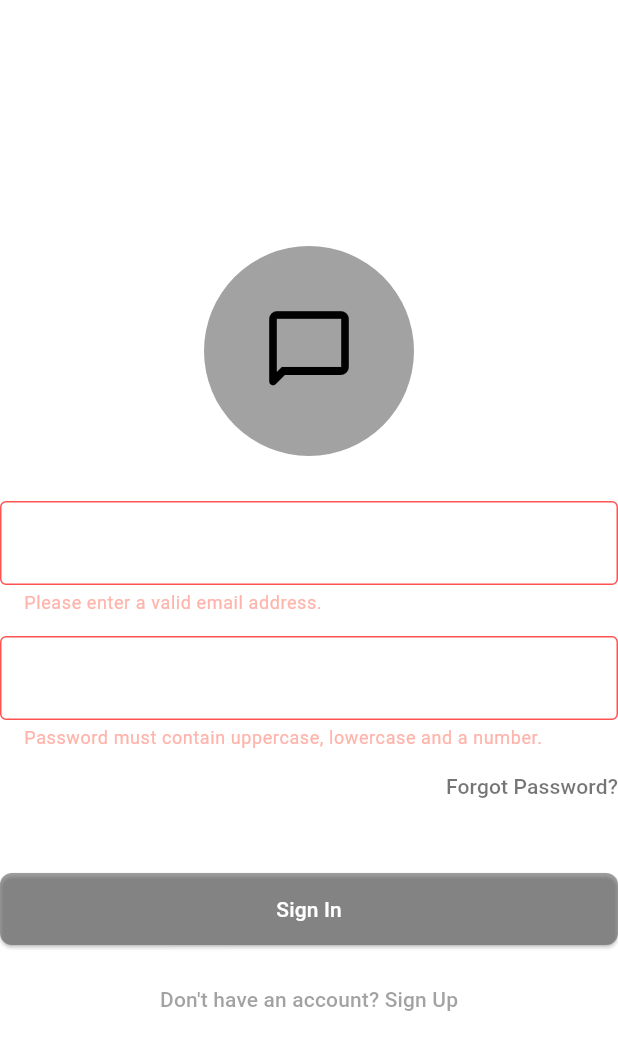
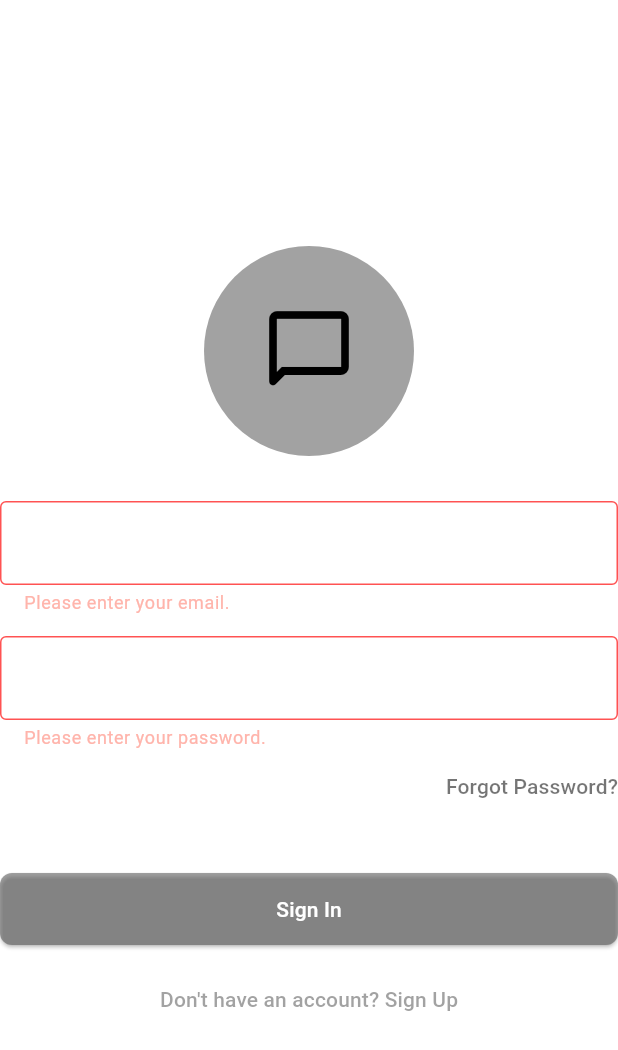
Before and after one commit to orunjubd/flutter_chat_app, a Flutter app: the screen it shows after launch, after a tap on "Sign In", on a phone screen of 412 x 824 dp. Shown: the top 1050 px of the screen. Run offline on Flutter 3.47's test engine with Material 3 defaults, Android fonts, the phone set to English and light mode, and no system bars; our stand-ins replace cloud_firestore, firebase_auth, firebase_core, flutter_riverpod; accounts and stored records are empty.

Commit message:
Release v1.3.0 - Complete authentication module and begin chat module foundation

```diff
--- /dev/null
+++ b/devtools_options.yaml
@@ -0,0 +1,3 @@
+description: This file stores settings for Dart & Flutter DevTools.
+documentation: https://docs.flutter.dev/tools/devtools/extensions#configure-extension-enablement-states
+extensions:
--- /dev/null
+++ b/lib/core/validators/app_validators.dart
@@ -0,0 +1,107 @@
+//import 'package:flutter/material.dart';
+
+class AppValidators {
+  AppValidators._();
+
+  // ----------------------------------------------------------
+  // Centralized Regular Expressions
+  // ----------------------------------------------------------
+
+  static final RegExp emailRegex = RegExp(r'^[\w-\.]+@([\w-]+\.)+[\w-]{2,4}$');
+
+  static final RegExp passwordRegex = RegExp(
+    r'^(?=.*[a-z])(?=.*[A-Z])(?=.*\d)(?=.*[@$!%*?&]).{8,}$',
+  );
+
+  static final RegExp usernameRegex = RegExp(r'^[a-zA-Z0-9_.]{4,15}$');
+
+  // ----------------------------------------------------------
+  // Email
+  // ----------------------------------------------------------
+
+  static String? validateEmail(String? value) {
+    final email = value?.trim() ?? '';
+
+    if (email.isEmpty) {
+      return 'Please enter your email.';
+    }
+
+    if (!emailRegex.hasMatch(email)) {
+      return 'Please enter a valid email address.';
+    }
+
+    return null;
+  }
+
+  // ----------------------------------------------------------
+  // Username
+  // ----------------------------------------------------------
+
+  static String? validateUsername(String? value) {
+    final username = value?.trim() ?? '';
+
+    if (username.isEmpty) {
+      return 'Please enter a username.';
+    }
+
+    if (!usernameRegex.hasMatch(username)) {
+      return 'Username must contain 4–15 letters, numbers, "_" or ".".';
+    }
+
+    return null;
+  }
+
+  // ----------------------------------------------------------
+  // Password
+  // ----------------------------------------------------------
+
+  static String? validatePassword(String? value) {
+    final password = value ?? '';
+
+    if (password.isEmpty) {
+      return 'Please enter your password.';
+    }
+
+    if (!passwordRegex.hasMatch(password)) {
+      return 'Password must contain:\n'
+          '• 8+ characters\n'
+          '• Uppercase letter\n'
+          '• Lowercase letter\n'
+          '• Number\n'
+          '• Special character';
+    }
+
+    return null;
+  }
+
+  // ----------------------------------------------------------
+  // Confirm Password
+  // ----------------------------------------------------------
+
+  static String? validateConfirmPassword({
+    required String? password,
+    required String? confirmPassword,
+  }) {
+    if ((confirmPassword ?? '').isEmpty) {
+      return 'Please confirm your password.';
+    }
+
+    if (password != confirmPassword) {
+      return 'Passwords do not match.';
+    }
+
+    return null;
+  }
+
+  // ----------------------------------------------------------
+  // Required Field
+  // ----------------------------------------------------------
+
+  static String? requiredField(String? value, {String fieldName = 'Field'}) {
+    if ((value ?? '').trim().isEmpty) {
+      return '$fieldName is required.';
+    }
+
+    return null;
+  }
+}
--- /dev/null
+++ b/lib/core/widgets/loading_overlay.dart
@@ -0,0 +1,52 @@
+import 'package:flutter/material.dart';
+
+class LoadingOverlay extends StatelessWidget {
+  const LoadingOverlay({
+    super.key,
+    required this.isLoading,
+    required this.child,
+    this.message = 'Please wait...',
+  });
+
+  final bool isLoading;
+  final Widget child;
+  final String message;
+
+  @override
+  Widget build(BuildContext context) {
+    return Stack(
+      children: [
+        child,
+
+        if (isLoading)
+          Positioned.fill(
+            child: ColoredBox(
+              color: Colors.black54,
+              child: Center(
+                child: Card(
+                  elevation: 8,
+                  child: Padding(
+                    padding: const EdgeInsets.symmetric(
+                      horizontal: 28,
+                      vertical: 22,
+                    ),
+                    child: Column(
+                      mainAxisSize: MainAxisSize.min,
+                      children: [
+                        const CircularProgressIndicator(),
+                        const SizedBox(height: 18),
+                        Text(
+                          message,
+                          style: Theme.of(context).textTheme.bodyMedium,
+                        ),
+                      ],
+                    ),
+                  ),
+                ),
+              ),
+            ),
+          ),
+      ],
+    );
+  }
+}
--- a/lib/features/authentication/presentation/screens/auth_screen.dart
+++ b/lib/features/authentication/presentation/screens/auth_screen.dart
@@ -1,15 +1,23 @@
 import 'package:flutter/material.dart';
+import 'package:flutter_riverpod/flutter_riverpod.dart';
 import '../widgets/auth_form.dart';
+import 'package:chat_app/features/authentication/providers/auth_provider.dart';
+import 'package:chat_app/core/widgets/loading_overlay.dart';
 //import 'package:firebase_auth/firebase_auth.dart';
 
-class AuthScreen extends StatelessWidget {
+class AuthScreen extends ConsumerWidget {
   const AuthScreen({super.key});
 
   @override
-  Widget build(BuildContext context) {
+  Widget build(BuildContext context, WidgetRef ref) {
+    final isLoading = ref.watch(authLoadingProvider);
+
     return Scaffold(
       backgroundColor: Colors.white12,
-      body: const Center(child: SingleChildScrollView(child: AuthForm())),
+      body: LoadingOverlay(
+        isLoading: isLoading,
+        child: const Center(child: SingleChildScrollView(child: AuthForm())),
+      ),
     );
   }
 }
--- a/lib/features/authentication/presentation/widgets/auth_form.dart
+++ b/lib/features/authentication/presentation/widgets/auth_form.dart
@@ -1,7 +1,6 @@
 import 'package:firebase_auth/firebase_auth.dart';
 import 'package:flutter/material.dart';
 import 'package:flutter_riverpod/flutter_riverpod.dart';
-//import 'package:cloud_firestore/cloud_firestore.dart';
 
 // ✅ IMPORT YOUR SEPARATED CHILD SUB-WIDGETS HERE
 import 'package:chat_app/features/authentication/presentation/widgets/email_field.dart';
@@ -17,6 +16,8 @@ import 'package:chat_app/features/authentication/providers/auth_provider.dart';
 import 'package:chat_app/features/authentication/providers/registration_provider.dart';
 import 'package:chat_app/core/errors/auth_exception_mapper.dart';
 import 'package:chat_app/features/authentication/presentation/widgets/forgot_password_dialog.dart';
+import 'package:chat_app/core/errors/dialogs/app_snackbar.dart';
+import 'package:chat_app/core/validators/app_validators.dart';
 
 class AuthForm extends ConsumerStatefulWidget {
   const AuthForm({super.key});
@@ -26,40 +27,11 @@ class AuthForm extends ConsumerStatefulWidget {
 }
 
 class _AuthFormState extends ConsumerState<AuthForm> {
-  Future<void> _showForgotPasswordDialog() async {
-    final authRepository = ref.read(authRepositoryProvider);
-
-    await showDialog(
-      context: context,
-      builder: (_) {
-        return ForgotPasswordDialog(
-          onSend: (email) async {
-            await authRepository.sendPasswordResetEmail(email: email);
-
-            if (!mounted) return;
-
-            ScaffoldMessenger.of(context).showSnackBar(
-              const SnackBar(content: Text('Password reset email sent.')),
-            );
-          },
-        );
-      },
-    );
-    debugPrint('Forgot Password dialog closed.');
-  }
-
   final _formKey = GlobalKey<FormState>();
   var _isLogin = true;
 
-  //final _authRepository = AuthRepository();
-
   // ✅ 2. CENTRALIZED SECURITY REGULAR EXPRESSIONS MATRIX
   // ✅ সব রেগুলার এক্সপ্রেশন এই এক মাস্টার ফাইলেই সুরক্ষিত থাকছে
-  final emailRegex = RegExp(r'^[\w-\.]+@([\w-]+\.)+[\w-]{2,4}$');
-  final passwordRegex = RegExp(
-    r'^(?=.*[a-z])(?=.*[A-Z])(?=.*\d)(?=.*[@$!%*?&]).{8,}$',
-  );
-  final usernameRegex = RegExp(r'^[a-zA-Z0-9_\.]{4,15}$');
 
   // ✅ 3. CENTRALIZED DATA CONTROLLERS INSTANT MEMORY POOL
   final _emailController = TextEditingController();
@@ -74,6 +46,28 @@ class _AuthFormState extends ConsumerState<AuthForm> {
     _usernameController.dispose();
     _confirmPasswordController.dispose();
     super.dispose();
+  }
+
+  Future<void> _showForgotPasswordDialog() async {
+    final authRepository = ref.read(authRepositoryProvider);
+
+    await showDialog(
+      context: context,
+      builder: (_) {
+        return ForgotPasswordDialog(
+          onSend: (email) async {
+            await authRepository.sendPasswordResetEmail(email: email);
+
+            if (!mounted) return;
+
+            AppSnackBar.success(
+              context,
+              'Password reset email sent. Please check your inbox.',
+            );
+          },
+        );
+      },
+    );
   }
 
   // ✅ 4. THE SUBMISSION ENGINE VALIDATION PIPELINE
@@ -95,7 +89,7 @@ class _AuthFormState extends ConsumerState<AuthForm> {
     try {
       // ✅ Loading state
       loadingNotifier.setLoading(true); // Turn on loading spinner indicator
-      ScaffoldMessenger.of(context).clearSnackBars();
+      // AppSnackBar.info(context, 'Processing your request...');   // re
 
       if (_isLogin) {
         // ✅ SIGN IN and Run Cloud Sign In transaction Task
@@ -105,10 +99,9 @@ class _AuthFormState extends ConsumerState<AuthForm> {
         );
 
         if (!mounted) return;
-        ScaffoldMessenger.of(context).showSnackBar(
-          const SnackBar(
-            content: Text('Successfully authenticated! Welcome back.'),
-          ),
+        AppSnackBar.success(
+          context,
+          'Successfully authenticated! Welcome back.',
         );
       } else {
         // ✅ REGISTRATION and Run Cloud Sign Up transaction Task
@@ -118,37 +111,23 @@ class _AuthFormState extends ConsumerState<AuthForm> {
           password: enteredPassword,
         );
         if (!mounted) return;
-        ScaffoldMessenger.of(context).showSnackBar(
-          const SnackBar(
-            duration: Duration(seconds: 5),
-            content: Text(
-              'Account created successfully. Please verify your email before logging in.',
-            ),
-          ),
+        AppSnackBar.success(
+          context,
+          'Account created successfully! Please verify your email.',
         );
       }
     } on FirebaseAuthException catch (error) {
       // ✅ 3. ENTERPRISE ERROR SNACKBAR INTERCEPTORS
       if (!mounted) return;
-      ScaffoldMessenger.of(context).showSnackBar(
-        SnackBar(
-          // ✅ Exception Mappers
-          content: Text(AuthExceptionMapper.map(error)),
-          backgroundColor: Colors.redAccent,
-        ),
-      );
+      AppSnackBar.error(context, AuthExceptionMapper.map(error));
     } catch (error, stackTrace) {
       debugPrint('Unexpected Error: ${error.toString()}');
       debugPrintStack(stackTrace: stackTrace);
 
       if (!mounted) return;
-      ScaffoldMessenger.of(context).showSnackBar(
-        SnackBar(
-          content: Text(
+      AppSnackBar.error(
+        context,
         'An unexpected system error occurred. Please try again later.',
-          ),
-          backgroundColor: Colors.redAccent,
-        ),
       );
     } finally {
       // Turn off loading spinner indicator once operations close down
@@ -156,10 +135,21 @@ class _AuthFormState extends ConsumerState<AuthForm> {
     }
   }
 
+  void _switchAuthMode() {
+    setState(() {
+      _isLogin = !_isLogin; // Reverse internal toggler flag status state
+
+      _formKey.currentState!.reset();
+
+      _usernameController.clear();
+      _emailController.clear();
+      _passwordController.clear();
+      _confirmPasswordController.clear();
+    });
+  }
+
   @override
   Widget build(BuildContext context) {
-    final isLoading = ref.watch(authLoadingProvider);
-
     return Form(
       key: _formKey,
       autovalidateMode: AutovalidateMode.onUserInteraction,
@@ -175,20 +165,23 @@ class _AuthFormState extends ConsumerState<AuthForm> {
           if (!_isLogin) ...[
             UsernameField(
               controller: _usernameController,
-              usernameRegex: usernameRegex,
+              validator: AppValidators.validateUsername,
             ),
             const SizedBox(height: 14),
           ],
 
           // C. Core Isolated Email Field Component
-          EmailField(controller: _emailController, emailRegex: emailRegex),
+          EmailField(
+            controller: _emailController,
+            validator: AppValidators.validateEmail,
+          ),
 
           const SizedBox(height: 14),
 
           // D. Core Isolated Password Field Component
           PasswordField(
             controller: _passwordController,
-            passwordRegex: passwordRegex,
+            validator: AppValidators.validatePassword,
           ),
 
           if (_isLogin)
@@ -212,17 +205,18 @@ class _AuthFormState extends ConsumerState<AuthForm> {
           if (!_isLogin) ...[
             ConfirmPasswordTextField(
               controller: _confirmPasswordController,
-              passwordController: _passwordController,
+              validator: (value) => AppValidators.validateConfirmPassword(
+                password: _passwordController.text,
+                confirmPassword: value,
+              ),
             ),
             const SizedBox(height: 14),
           ],
 
           const SizedBox(height: 20),
 
-          if (isLoading)
-            const CircularProgressIndicator(color: Colors.black)
-          else ...[
-            // F. Isolated Primary Submit Button Unit
+          // F. Isolated Authentication Button Unit
+          // (Loading state is handled by the parent screen via LoadingOverlay)
           AuthButton(
             isLogin: _isLogin,
             onTap: _submitForm, // Passing function pointer handle cleanly
@@ -231,23 +225,7 @@ class _AuthFormState extends ConsumerState<AuthForm> {
           const SizedBox(height: 12),
 
           // G. Isolated Authentication Mode Switcher Link Unit
-            AuthSwitchButton(
-              isLogin: _isLogin,
-              onTap: () {
-                setState(() {
-                  _isLogin =
-                      !_isLogin; // Reverse internal toggler flag status state
-
-                  _formKey.currentState!.reset();
-
-                  _usernameController.clear();
-                  _emailController.clear();
-                  _passwordController.clear();
-                  _confirmPasswordController.clear();
-                });
-              },
-            ),
-          ],
+          AuthSwitchButton(isLogin: _isLogin, onTap: _switchAuthMode),
         ],
       ),
     );
--- a/lib/features/authentication/presentation/widgets/email_field.dart
+++ b/lib/features/authentication/presentation/widgets/email_field.dart
@@ -4,11 +4,11 @@ class EmailField extends StatelessWidget {
   const EmailField({
     super.key,
     required this.controller,
-    required this.emailRegex,
+    required this.validator,
   });
 
   final TextEditingController controller;
-  final RegExp emailRegex;
+  final String? Function(String?) validator;
 
   @override
   Widget build(BuildContext context) {
@@ -35,14 +35,7 @@ class EmailField extends StatelessWidget {
       textCapitalization: TextCapitalization.none,
 
       // ✅ Strict validation boundary
-      validator: (value) {
-        if (value == null ||
-            value.trim().isEmpty ||
-            !emailRegex.hasMatch(value.trim())) {
-          return 'Please enter a valid email address.';
-        }
-        return null;
-      },
+      validator: validator,
     );
   }
 }
--- a/lib/features/authentication/presentation/widgets/password_field.dart
+++ b/lib/features/authentication/presentation/widgets/password_field.dart
@@ -4,11 +4,11 @@ class PasswordField extends StatelessWidget {
   const PasswordField({
     super.key,
     required this.controller,
-    required this.passwordRegex,
+    required this.validator,
   });
 
   final TextEditingController controller;
-  final RegExp passwordRegex;
+  final String? Function(String?) validator;
 
   @override
   Widget build(BuildContext context) {
@@ -35,14 +35,7 @@ class PasswordField extends StatelessWidget {
       textCapitalization: TextCapitalization.none,
 
       // ✅ Banking-tier security criteria validation check loop
-      validator: (value) {
-        if (value == null ||
-            value.trim().isEmpty ||
-            !passwordRegex.hasMatch(value.trim())) {
-          return 'Password must contain uppercase, lowercase and a number.';
-        }
-        return null;
-      },
+      validator: validator,
     );
   }
 }
```
Also changed, not shown: lib/core/errors/dialogs/app_dialogs.dart (added, +27 -0 lines), lib/core/errors/dialogs/app_snackbar.dart (added, +27 -0 lines), lib/core/errors/dialogs/confirmation_dialog.dart (added, +38 -0 lines), lib/features/authentication/presentation/screens/verify_email_screen.dart (+13 -16 lines), lib/features/authentication/presentation/widgets/confirm_password_field.dart (+3 -12 lines), lib/features/authentication/presentation/widgets/username_field.dart (+5 -11 lines), lib/features/chat/presentation/screens/chat_screen.dart (+6 -20 lines). Lines whose indentation alone changed are shown as unchanged.
